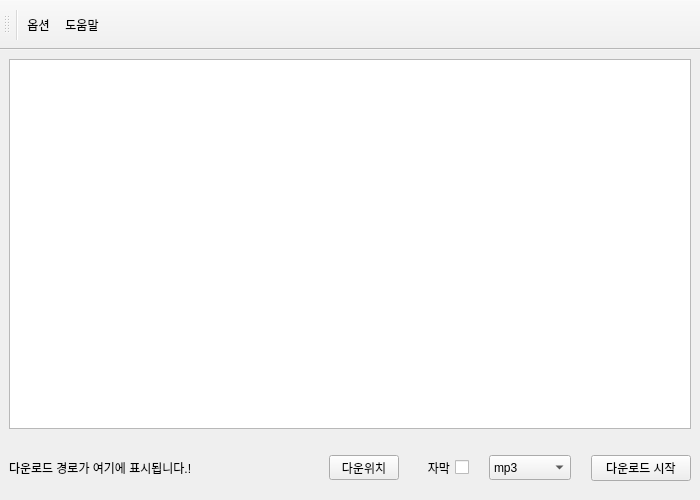
Before: the Qt Designer form mainwindow.ui in b0ho/AllDownloader, drawn with Qt 5.
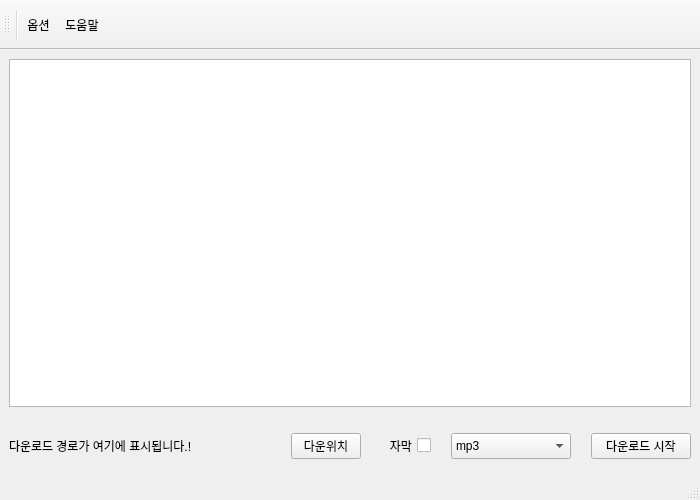
After: the same form once the commit is applied.

```diff
--- a/mainwindow.ui
+++ b/mainwindow.ui
@@ -89,7 +89,13 @@
          </widget>
         </item>
         <item>
-         <widget class="QToolButton" name="btn_location">
+         <widget class="QPushButton" name="btn_location">
+          <property name="sizePolicy">
+           <sizepolicy hsizetype="Fixed" vsizetype="Fixed">
+            <horstretch>0</horstretch>
+            <verstretch>0</verstretch>
+           </sizepolicy>
+          </property>
           <property name="minimumSize">
            <size>
             <width>70</width>
@@ -143,9 +149,15 @@
         </item>
         <item>
          <widget class="QComboBox" name="cmbx_format">
+          <property name="sizePolicy">
+           <sizepolicy hsizetype="Expanding" vsizetype="Preferred">
+            <horstretch>10</horstretch>
+            <verstretch>0</verstretch>
+           </sizepolicy>
+          </property>
           <property name="minimumSize">
            <size>
-            <width>70</width>
+            <width>120</width>
             <height>25</height>
            </size>
           </property>
@@ -236,6 +248,7 @@
    <addaction name="option"/>
    <addaction name="help"/>
   </widget>
+  <widget class="QStatusBar" name="statusBar"/>
   <action name="option">
    <property name="text">
     <string>옵션</string>
```
Left out of the diff: 64 changed lines with no effect on the pictures.
